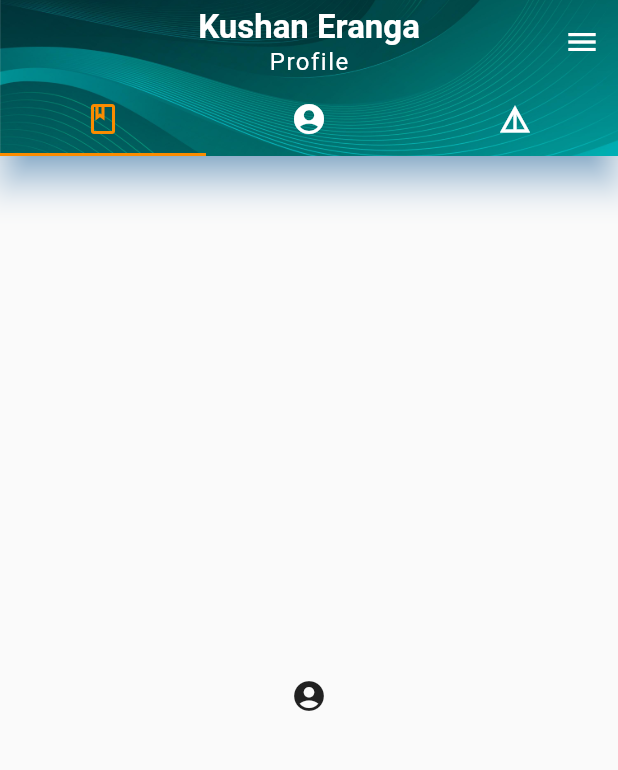
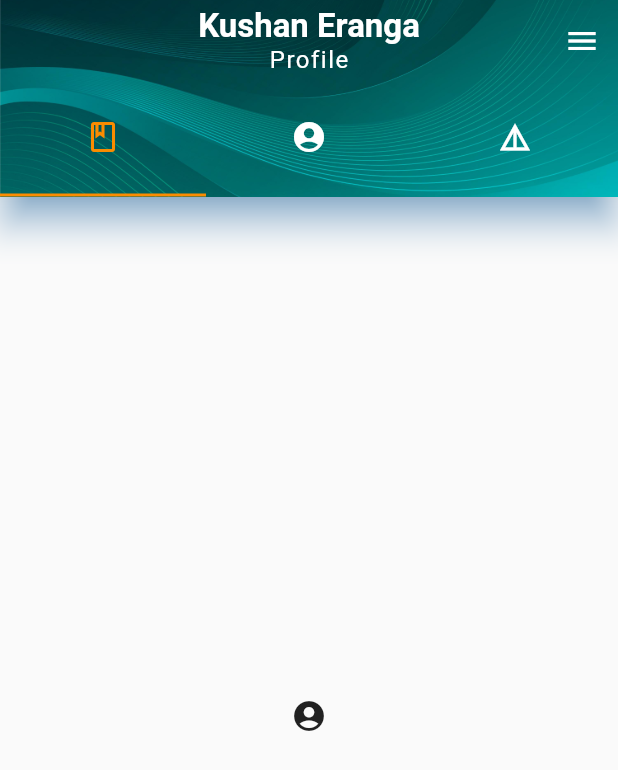
Before and after one commit to kushaneranga/Personal-App, a Flutter app: the screen it shows after launch, on a phone screen of 412 x 824 dp. Shown: the top 770 px of the screen. Run offline on Flutter 3.47's test engine with Material 2 defaults, Android fonts, the phone set to English and light mode, and no system bars.

Commit message:
Personal App

```diff
--- a/personal_app/lib/screens/home_page.dart
+++ b/personal_app/lib/screens/home_page.dart
@@ -46,6 +46,12 @@ class _MyHomePageState extends State<MyHomePage> {
               ),
             ],
           ),
+          // leading: new Padding(
+          //   padding: const EdgeInsets.all(2.0),
+          //   child: new CircleAvatar(
+          //     backgroundImage: AssetImage('assets/backgroundimg.jpg'),
+          //   ),
+          // ),
           actions: <Widget>[
             IconButton(
               icon: Icon(Icons.menu),
@@ -56,17 +62,29 @@ class _MyHomePageState extends State<MyHomePage> {
             'assets/backgroundimg.jpg',
             fit: BoxFit.cover,
           ),
-          bottom: TabBar(
+          bottom: PreferredSize(
+            preferredSize: Size(75.0, 75.0),
+            child: TabBar(
               indicatorColor: Colors.orange[600],
               indicatorWeight: 2.0,
               isScrollable: false,
               labelColor: Colors.orange[600],
               unselectedLabelColor: Colors.white,
               tabs: [
-              Tab(icon: Icon(Icons.book_outlined),),
-              Tab(icon: Icon(Icons.account_circle),),
-              Tab(icon: Icon(Icons.details),),
+                Container(
+                  height: 75.0,
+                  child: Tab(icon: Icon(Icons.book_outlined),),
+                ),
+                Container(
+                  height: 75.0,
+                  child: Tab(icon: Icon(Icons.account_circle),),
+                ),
+                Container(
+                  height: 75.0,
+                  child: Tab(icon: Icon(Icons.details),),
+                ),
               ],
+            ),
           ),
           shadowColor: Colors.blue[400],
           elevation: 10.0,
```
Lines whose indentation alone changed are shown as unchanged.
